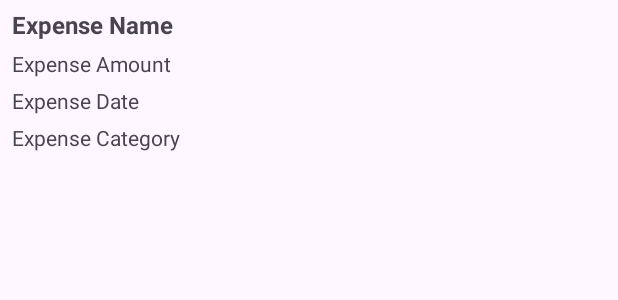
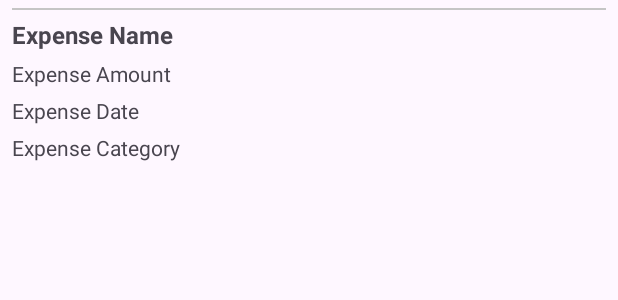
Before and after one commit to Xuan12216/MoneyManager, an Android app: the layout expense_list_item.xml on its own in the app's theme, with its tools: preview values and no code run, on a phone screen of 412 x 824 dp. Shown: the top 300 px of the screen. Run offline under Robolectric (Android 15) with nearby library versions, the phone set to English and light mode, and no system bars.

Commit message:
fix ListView顯示錯誤的問題

```diff
--- a/app/src/main/res/layout/expense_list_item.xml
+++ b/app/src/main/res/layout/expense_list_item.xml
@@ -8,12 +8,19 @@
     android:paddingLeft="8dp"
     android:paddingRight="8dp">
 
+    <View
+        android:id="@+id/dividerView"
+        android:layout_width="match_parent"
+        android:layout_height="1dp"
+        android:layout_marginTop="5dp"
+        android:background="@color/gray" />
+
     <TextView
         android:id="@+id/dateBigTextView"
         android:layout_width="match_parent"
         android:layout_height="wrap_content"
         android:text="TextView"
-        android:paddingTop="5dp"
+        android:paddingTop="10dp"
         android:textStyle="bold"
         android:gravity="center"
         android:visibility="gone"/>
@@ -47,9 +54,9 @@
         android:id="@+id/categoryTextView"
         android:layout_width="wrap_content"
         android:layout_height="wrap_content"
-        android:paddingTop="5dp"
         android:text="Expense Category"
         android:textSize="14sp"
-        android:paddingBottom="15dp"/>
+        android:paddingTop="5dp"
+        android:paddingBottom="5dp"/>
 
 </LinearLayout>
--- a/app/src/main/res/layout/fragment_home.xml
+++ b/app/src/main/res/layout/fragment_home.xml
@@ -98,7 +98,7 @@
             android:layout_marginStart="-15dp"
             android:layout_marginEnd="-14dp"
             android:layout_marginBottom="0dp"
-
+            android:divider="@android:color/transparent"
             android:dividerHeight="0dp"/>
 
         <Button
```
Also changed, not shown: app/src/main/java/com/example/moneymanager/Fragment/HomeFragment.java (+36 -17 lines).
